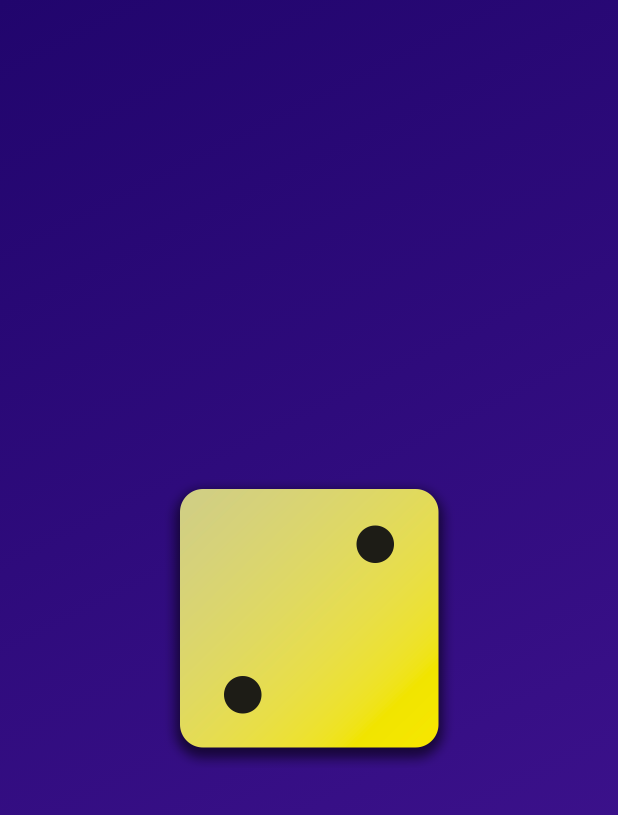
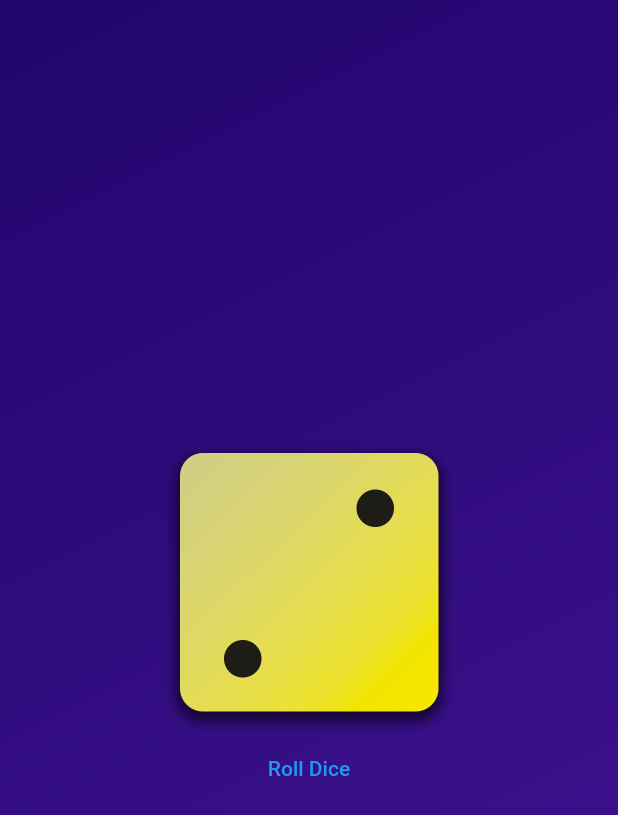
Before and after one commit to Kazumna/roll_dice, a Flutter app: the screen it shows after launch, on a phone screen of 412 x 824 dp. Shown: the top 815 px of the screen. Run offline on Flutter 3.47's test engine with Material 2 defaults, Android fonts, the phone set to English and light mode, and no system bars.

Commit message:
adding button and center image in the column with mainAxisSize.min

```diff
--- a/lib/gradient_container.dart
+++ b/lib/gradient_container.dart
@@ -16,6 +16,10 @@ class GradientContainer extends StatelessWidget {
   //     : color1 = Colors.deepPurple,
   //       color2 = Colors.indigo;
 
+  void rollDice() {
+    print("clikcing");
+  }
+
   @override
   Widget build(BuildContext context) {
     return Container(
@@ -27,9 +31,23 @@ class GradientContainer extends StatelessWidget {
         ),
       ),
       child: Center(
-        child: Image.asset(
-          "assets/images/dice-2.png",
-          width: 200,
+        child: Column(
+          mainAxisSize: MainAxisSize.min,
+          children: [
+            Image.asset(
+              "assets/images/dice-2.png",
+              width: 200,
+            ),
+
+            TextButton(
+              onPressed: rollDice,
+              child: Text(
+                'Roll Dice',
+              ),
+
+            ),
+
+          ],
         ),
       ),
     );
```
